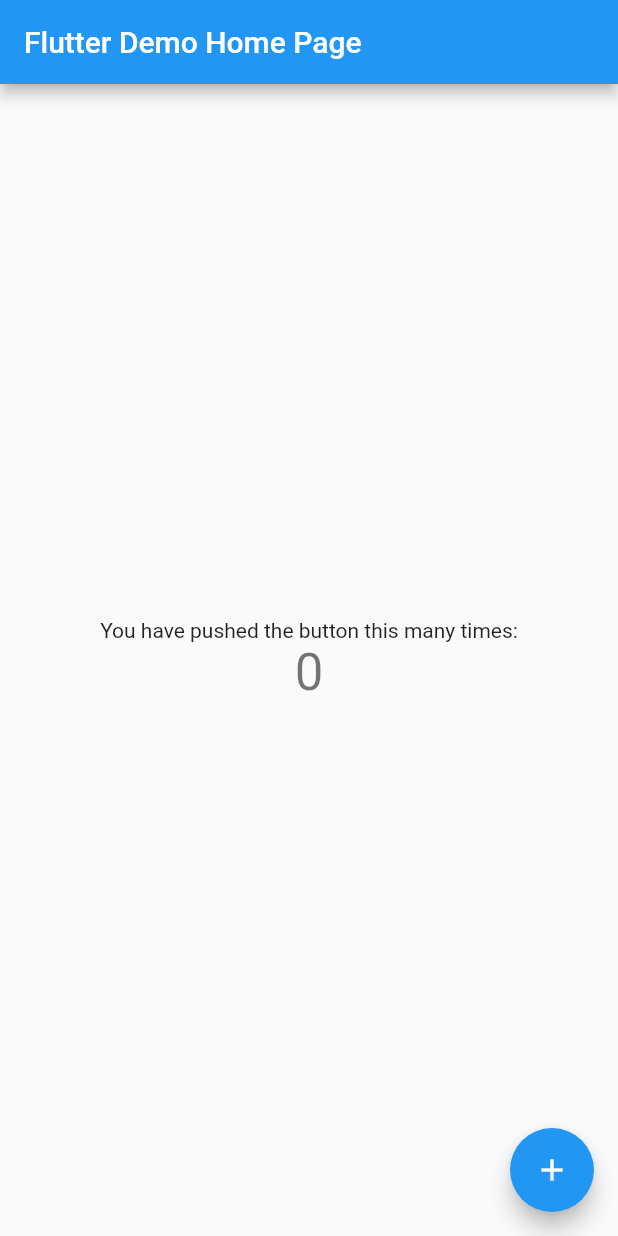
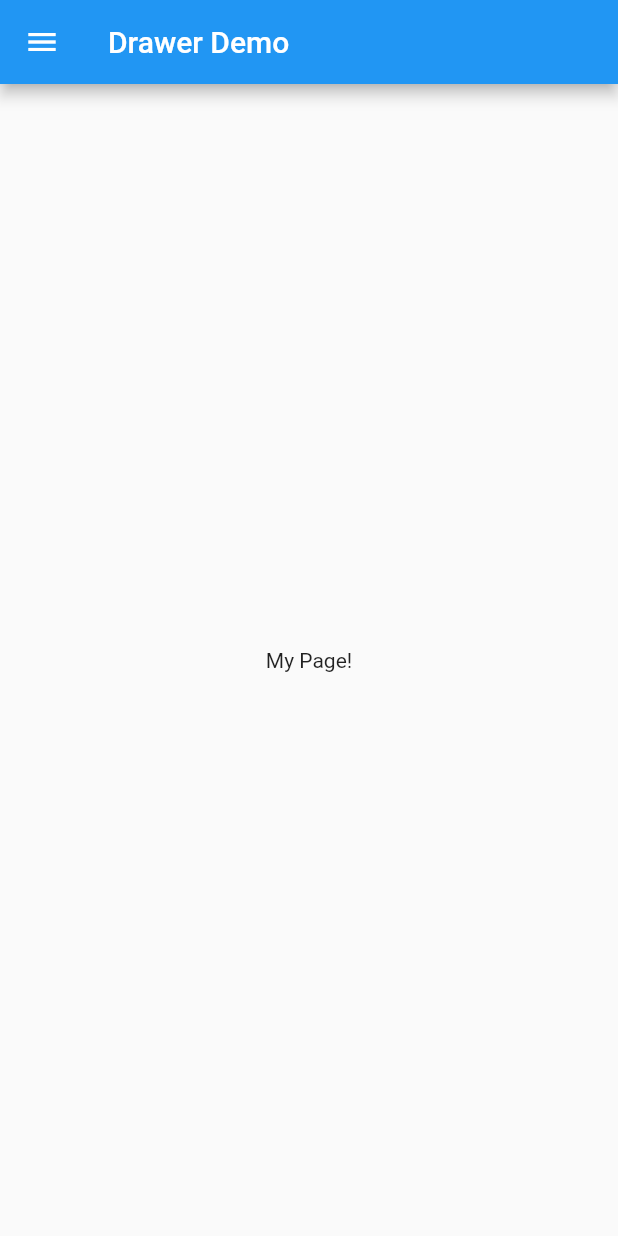
Before and after one commit to SolGonSol/OSLyricHouse, a Flutter app: the screen it shows after launch, on a phone screen of 412 x 824 dp. Run offline on Flutter 3.47's test engine with Material 2 defaults, Android fonts, the phone set to English and light mode, and no system bars.

Commit message:
main.dart chg

```diff
--- a/lib/main.dart
+++ b/lib/main.dart
@@ -1,115 +1,69 @@
+import 'package:flutter/material.dart';
 import 'package:flutter/material.dart';
 
-void main() {
-  runApp(const MyApp());
-}
+void main() => runApp(const MyApp());
 
 class MyApp extends StatelessWidget {
   const MyApp({Key? key}) : super(key: key);
 
-  // This widget is the root of your application.
+  static const appTitle = 'Drawer Demo';
+
   @override
   Widget build(BuildContext context) {
-    return MaterialApp(
-      title: 'Flutter Demo',
-      theme: ThemeData(
-        // This is the theme of your application.
-        //
-        // Try running your application with "flutter run". You'll see the
-        // application has a blue toolbar. Then, without quitting the app, try
-        // changing the primarySwatch below to Colors.green and then invoke
-        // "hot reload" (press "r" in the console where you ran "flutter run",
-        // or simply save your changes to "hot reload" in a Flutter IDE).
-        // Notice that the counter didn't reset back to zero; the application
-        // is not restarted.
-        primarySwatch: Colors.blue,
-      ),
-      home: const MyHomePage(title: 'Flutter Demo Home Page'),
+    return const MaterialApp(
+      title: appTitle,
+      home: MyHomePage(title: appTitle),
     );
   }
 }
 
-class MyHomePage extends StatefulWidget {
+class MyHomePage extends StatelessWidget {
   const MyHomePage({Key? key, required this.title}) : super(key: key);
-
-  // This widget is the home page of your application. It is stateful, meaning
-  // that it has a State object (defined below) that contains fields that affect
-  // how it looks.
-
-  // This class is the configuration for the state. It holds the values (in this
-  // case the title) provided by the parent (in this case the App widget) and
-  // used by the build method of the State. Fields in a Widget subclass are
-  // always marked "final".
 
   final String title;
 
   @override
-  State<MyHomePage> createState() => _MyHomePageState();
-}
-
-class _MyHomePageState extends State<MyHomePage> {
-  int _counter = 0;
-
-  void _incrementCounter() {
-    setState(() {
-      // This call to setState tells the Flutter framework that something has
-      // changed in this State, which causes it to rerun the build method below
-      // so that the display can reflect the updated values. If we changed
-      // _counter without calling setState(), then the build method would not be
-      // called again, and so nothing would appear to happen.
-      _counter++;
-    });
-  }
-
-  @override
   Widget build(BuildContext context) {
-    // This method is rerun every time setState is called, for instance as done
-    // by the _incrementCounter method above.
-    //
-    // The Flutter framework has been optimized to make rerunning build methods
-    // fast, so that you can just rebuild anything that needs updating rather
-    // than having to individually change instances of widgets.
     return Scaffold(
-      appBar: AppBar(
-        // Here we take the value from the MyHomePage object that was created by
-        // the App.build method, and use it to set our appbar title.
-        title: Text(widget.title),
+      appBar: AppBar(title: Text(title)),
+      body: const Center(
+        child: Text('My Page!'),
       ),
-      body: Center(
-        // Center is a layout widget. It takes a single child and positions it
-        // in the middle of the parent.
-        child: Column(
-          // Column is also a layout widget. It takes a list of children and
-          // arranges them vertically. By default, it sizes itself to fit its
-          // children horizontally, and tries to be as tall as its parent.
-          //
-          // Invoke "debug painting" (press "p" in the console, choose the
-          // "Toggle Debug Paint" action from the Flutter Inspector in Android
-          // Studio, or the "Toggle Debug Paint" command in Visual Studio Code)
-          // to see the wireframe for each widget.
-          //
-          // Column has various properties to control how it sizes itself and
-          // how it positions its children. Here we use mainAxisAlignment to
-          // center the children vertically; the main axis here is the vertical
-          // axis because Columns are vertical (the cross axis would be
-          // horizontal).
-          mainAxisAlignment: MainAxisAlignment.center,
-          children: <Widget>[
-            const Text(
-              'You have pushed the button this many times:',
+      drawer: Drawer(
+        // Add a ListView to the drawer. This ensures the user can scroll
+        // through the options in the drawer if there isn't enough vertical
+        // space to fit everything.
+        child: ListView(
+          // Important: Remove any padding from the ListView.
+          padding: EdgeInsets.zero,
+          children: [
+            const DrawerHeader(
+              decoration: BoxDecoration(
+                color: Colors.blue,
+              ),
+              child: Text('Drawer Header'),
             ),
-            Text(
-              '$_counter',
-              style: Theme.of(context).textTheme.headline4,
+            ListTile(
+              title: const Text('Item 1'),
+              onTap: () {
+                // Update the state of the app
+                // ...
+                // Then close the drawer
+                Navigator.pop(context);
+              },
+            ),
+            ListTile(
+              title: const Text('Item 2'),
+              onTap: () {
+                // Update the state of the app
+                // ...
+                // Then close the drawer
+                Navigator.pop(context);
+              },
             ),
           ],
         ),
       ),
-      floatingActionButton: FloatingActionButton(
-        onPressed: _incrementCounter,
-        tooltip: 'Increment',
-        child: const Icon(Icons.add),
-      ), // This trailing comma makes auto-formatting nicer for build methods.
     );
   }
 }
```
